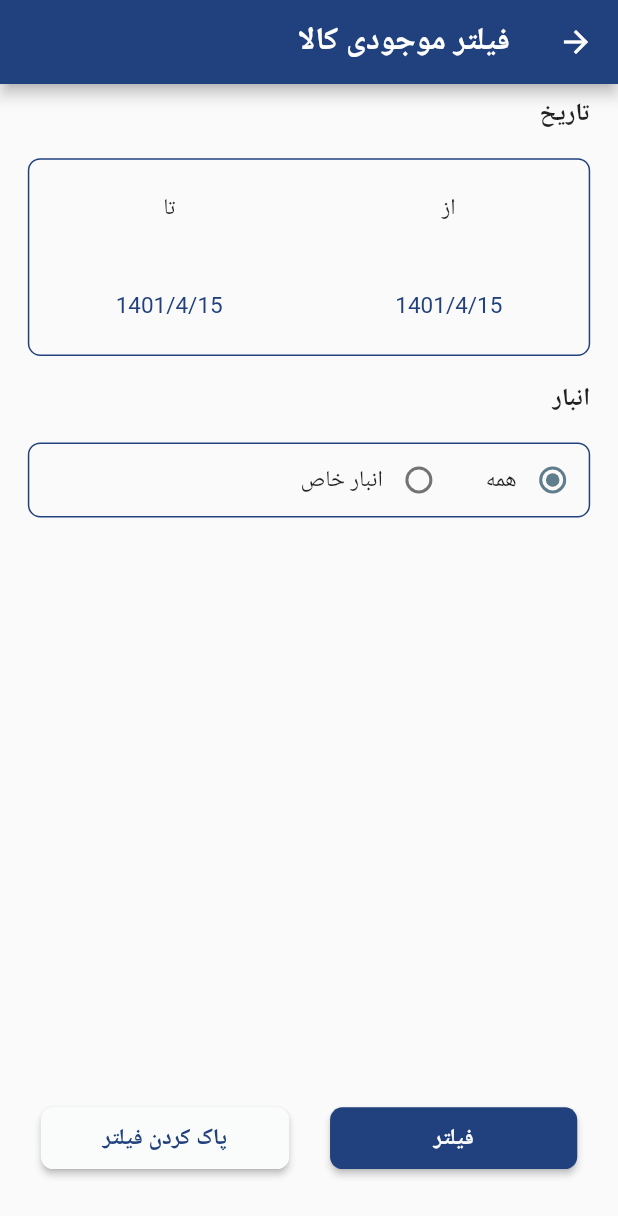
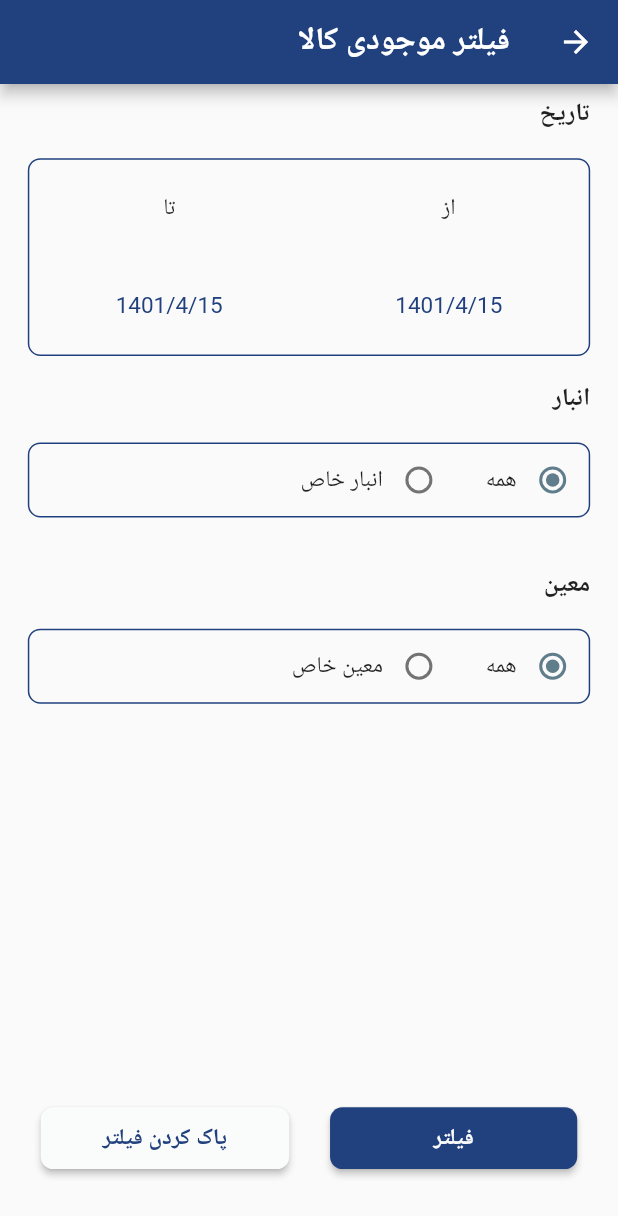
Before and after one commit to hasanjfrpr/novin_dashboard1, a Flutter app: the FilterMojoodiScreen screen opened directly, on a phone screen of 412 x 824 dp. Shown: the top 1216 px of the screen. Run offline on Flutter 3.47's test engine with Material 2 defaults, Android fonts, the phone set to English and light mode, and no system bars; our stand-ins replace carousel_slider, curved_navigation_bar, flutter_keyboard_visibility, flutter_phoenix, get, local_auth and 7 more; missing offline and left inert: dart:ffi, local_auth_android, local_auth_ios, persian_datetime_picker, search_choices; accounts and stored records are empty; Roboto replaces fonts that are missing (IrSans).

Commit message:
insert loginfo insert moeen list filter

```diff
--- a/lib/DataAsset/server/socket/SocketReq.dart
+++ b/lib/DataAsset/server/socket/SocketReq.dart
@@ -14,8 +14,9 @@ class SocketManager {
   static late Io.Socket socket =
   Io.io("http://141.11.42.55:3000", <String, dynamic>{
     'transports': ['websocket'],
-    'autoConnect': false,
+    'autoConnect': true,
   });
+
   static bool isRegister = false;
   //
   // {
@@ -28,6 +29,7 @@ class SocketManager {
   // }
   // }
   static Future<dynamic>  request(Map<String,dynamic> json ,ValueChanged<dynamic> s) async{
+
 
 
     if(socket.connected){
@@ -76,6 +78,11 @@ class SocketManager {
             return {"register" :  "unAccess"};
           }
         });
+      });
+
+      socket.onDisconnect((data){
+        print("socket is disconnected 1111111111111111111");
+        socket.connect();
       });
 
 
--- a/lib/controllers/HomeController/MainController/AsnadListController/AsnadController.dart
+++ b/lib/controllers/HomeController/MainController/AsnadListController/AsnadController.dart
@@ -66,7 +66,7 @@ class AsnadController extends GetxController{
 
 
 
-  void getRizAsnad(String sanadCode) async{
+  void getRizAsnad(String sanadCode ) async{
 
     if(LocalData.getConnectionMethode() == "socket"){
       await SocketManager.request({
@@ -83,7 +83,7 @@ class AsnadController extends GetxController{
         print(result);
         rizAsnad.value=result;
         Get.back();
-        Get.to(()=>RizAsnadScreen());
+        Get.to(()=>RizAsnadScreen(),arguments: sanadCode);
       });
     }else{
       await RequestManager().postReq(url: "tservermethods1/getDocumentDetailsList", body: {
--- a/lib/controllers/LoginController/LoginController.dart
+++ b/lib/controllers/LoginController/LoginController.dart
@@ -49,7 +49,7 @@ class LoginController extends GetxController {
           Utils.bookId = bookId;
           loginModelObs.value = SignInModel.fromJson(value);
           Future.delayed(Duration(milliseconds: 850), () {
-            Get.off(()=>HomeScreen() ,duration: Duration(milliseconds: 2000));
+            Get.off(()=>HomeScreen() ,duration: Duration(milliseconds: 2000), );
           });
         } else {
           buttonStateLogin.value = ButtonState.fail;
@@ -83,7 +83,7 @@ class LoginController extends GetxController {
           buttonStateLogin.value = ButtonState.fail;
         }
       }).catchError(() {
-
+        print("sssssssssjsjsjsjsjsjsjsjsjsjsjsjsjsjsjs");
       });
     }
   }
--- a/lib/utils/Utils.dart
+++ b/lib/utils/Utils.dart
@@ -22,6 +22,7 @@ static bool? isLogin=true;
 String auth(){
   return 'Basic ' + base64Encode(utf8.encode('${Utils.userName}:${Utils.passWord}'));
 }
+
   String faToEnConvert(String a) {
   return a
       .replaceAll("۱", "1")
@@ -58,6 +59,10 @@ void restartApp(BuildContext context) {
 
 
 String convertDtoJDate(String gregorianDate){
+
+
+
+
 
   List<String> ss = gregorianDate.split("/");
   String year  = ss[0];
--- a/lib/views/Home/MainScreen/mainItem/mojoodiKala/MojodiFilterScreen.dart
+++ b/lib/views/Home/MainScreen/mainItem/mojoodiKala/MojodiFilterScreen.dart
@@ -11,7 +11,8 @@ import 'package:search_choices/search_choices.dart';
 
 class FilterMojoodiScreen extends StatelessWidget {
    FilterMojoodiScreen({Key? key}) : super(key: key);
-   static String anbar = "";
+    String anbar = "";
+    String moeen = "";
 
   @override
   Widget build(BuildContext context) {
@@ -19,6 +20,7 @@ class FilterMojoodiScreen extends StatelessWidget {
     double he = Get.height;
     FilterMojoodiController controller = Get.put(FilterMojoodiController());
     RxInt AnbarSelector = 1.obs;
+    RxInt moeenSelector = 3.obs;
     return Scaffold(
       appBar: AppBar(
         backgroundColor: Color(AppColor.primaryColor),
@@ -32,9 +34,11 @@ class FilterMojoodiScreen extends StatelessWidget {
           children: [
             MaterialButton(
               onPressed: () {
-                if(AnbarSelector.value==1) anbar=="";
+
+                if(AnbarSelector.value==1) anbar="";
+                if(moeenSelector.value==3) moeen="";
                 controller.getMojoodikala(convertJtoGDate(controller.year.value, controller.month.value, controller.day.value),
-                    convertJtoGDate(controller.endYear.value , controller.endMonth.value,controller.endDay.value), anbar);
+                    convertJtoGDate(controller.endYear.value , controller.endMonth.value,controller.endDay.value), anbar,moeen);
                 showLoading(wi, he);
               },
               height: he * 0.05,
@@ -52,6 +56,7 @@ class FilterMojoodiScreen extends StatelessWidget {
             MaterialButton(
               onPressed: () {
                 AnbarSelector.value = 1;
+                moeenSelector.value = 3;
                 controller.day.value  = Get.find<HomeController>().jalili.value.day;
                 controller.month.value = Get.find<HomeController>().jalili.value.month;
                 controller.year.value= Get.find<HomeController>().jalili.value.year;
@@ -232,6 +237,62 @@ class FilterMojoodiScreen extends StatelessWidget {
                   },
                 ),
               ),
+              SizedBox(height: he*0.02,),
+              Container(
+                padding: EdgeInsets.symmetric(
+                    horizontal: wi * 0.045, vertical: he * 0.01),
+                width: wi,
+                height: he * 0.05,
+                child: Text(
+                  "معین",
+                  style:
+                  TextStyle(fontSize: wi * 0.04, fontWeight: FontWeight.bold),
+                  textDirection: TextDirection.rtl,
+                ),
+              ),
+              Container(
+                margin: EdgeInsets.symmetric(
+                    horizontal: wi * 0.045, vertical: he * 0.01),
+                decoration: BoxDecoration(
+                    border: Border.all(color: Color(AppColor.primaryColor)),
+                    borderRadius: BorderRadius.circular(wi * 0.02)),
+                child: Obx(
+                      () {
+                    return Column(
+                      children: [
+                        Row(
+                          mainAxisSize: MainAxisSize.max,
+                          children: [
+                            Obx(() {
+                              return Radio<int>(
+                                  value: 3,
+                                  groupValue: moeenSelector.value,
+                                  onChanged: (value) {
+                                    moeenSelector.value = value!;
+                                  });
+                            }),
+                            Text("همه"),
+                            SizedBox(
+                              width: wi * 0.05,
+                            ),
+                            Obx(() {
+                              return Radio<int>(
+                                  value: 4,
+                                  groupValue: moeenSelector.value,
+                                  onChanged: (value) {
+                                    moeenSelector.value = value!;
+                                  });
+                            }),
+                            Text("معین خاص"),
+                          ],
+                        ),
+                        if(moeenSelector==4)
+                          moeenWidget(controller, wi)
+                      ],
+                    );
+                  },
+                ),
+              ),
             ],
           ),
         ),
@@ -277,5 +338,25 @@ class FilterMojoodiScreen extends StatelessWidget {
       ),
     );
   }
+   Widget moeenWidget(FilterMojoodiController controller , double wi ){
+
+     controller.getMoeen();
+     return  controller.showLoadingV==false ? Container(padding: EdgeInsets.all(wi*0.05),child: CircularProgressIndicator()) :Container(
+       margin:
+       EdgeInsets.symmetric(horizontal: wi * 0.04),
+       child: SearchChoices.single(
+         items: controller.moeenModelDropDown,
+         value:moeen,
+         hint: "انتخاب معین",
+         rightToLeft: true,
+         searchHint: "جستجو",
+         onChanged: (value) {moeen = value;},
+         dialogBox: false,
+         isExpanded: true,
+         menuConstraints:
+         BoxConstraints.tight(Size.fromHeight(300)),
+       ),
+     );
+   }
 
 }
--- a/lib/views/Home/MainScreen/mainItem/mojoodiKala/MojoodiKalaScreen.dart
+++ b/lib/views/Home/MainScreen/mainItem/mojoodiKala/MojoodiKalaScreen.dart
@@ -42,7 +42,6 @@ class MojoodikalaScreen extends StatelessWidget {
                 margin: EdgeInsets.only(bottom: wi*0.04),
                 height: he,
                 child: Column(
-
                   children: [
                     Expanded(
                       child: Row(children: [
@@ -50,8 +49,6 @@ class MojoodikalaScreen extends StatelessWidget {
                         Container(width: wi*0.3 ,height: he*0.065,child: Text("موجودی" , style: TextStyle(color:Colors.white),),alignment: Alignment.center,decoration: BoxDecoration(color: Colors.blue,border: Border(left: BorderSide(color: Colors.white70))),),
                         Container(width: wi*0.3 ,height: he*0.065,child: Text("معدل فی موجودی" , style: TextStyle(color:Colors.white),),alignment: Alignment.center,decoration: BoxDecoration(color: Colors.blue,border: Border(left: BorderSide(color: Colors.white70))),),
                         Container(width: wi*0.3 ,height: he*0.065,child: Text("مبلغ" , style: TextStyle(color:Colors.white),),alignment: Alignment.center,decoration: BoxDecoration(color: Colors.blue,border: Border(left: BorderSide(color: Colors.white70))),),
-
-
                       ],),
                     ),
                     Expanded(
@@ -59,7 +56,7 @@ class MojoodikalaScreen extends StatelessWidget {
                       child: Container(
                         width: 5*0.3*wi,
                         height: he,
-                        margin: EdgeInsets.only(bottom: wi*0.04),
+                        //margin: EdgeInsets.only(bottom: wi*0.04),
                         color: Colors.grey,
                         child: Obx((){
                           return ListView.builder(itemBuilder: (context , index){
```
Also changed, not shown: lib/controllers/HomeController/MainController/MojodiController/FilterMojoodiController.dart (+78 -6 lines), lib/views/Home/MainScreen/mainItem/asnadList/RizAsnadScreen.dart (+23 -1 lines), 1 other file.
